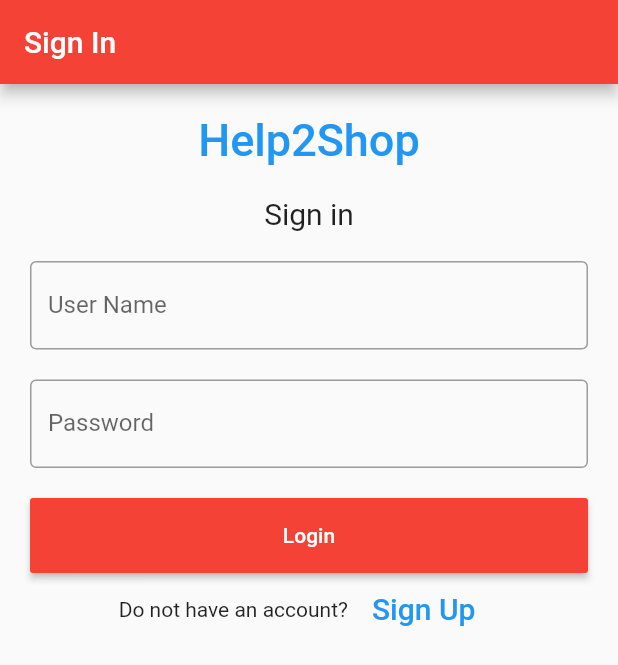
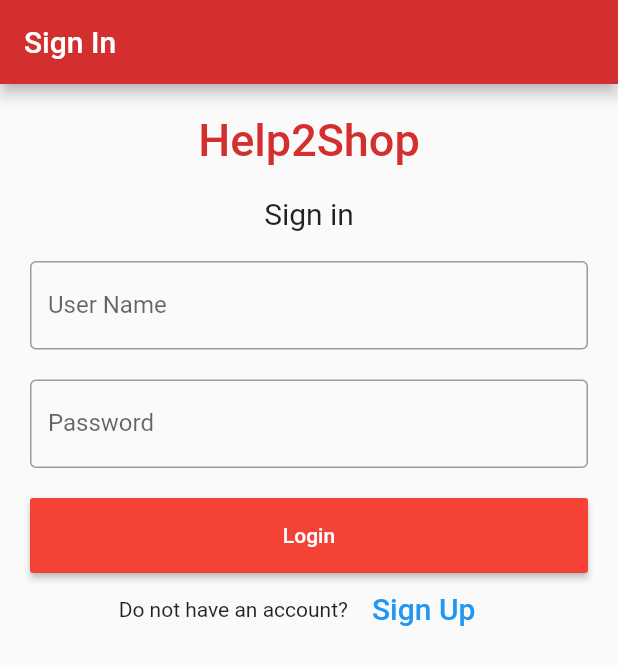
Before and after one commit to SamhithKakarla/Help2Shop, a Flutter app: the screen it shows after launch, on a phone screen of 412 x 824 dp. Shown: the top 665 px of the screen. Run offline on Flutter 3.47's test engine with Material 2 defaults, Android fonts, the phone set to English and light mode, and no system bars.

Commit message:
change color stuff

```diff
--- a/lib/main.dart
+++ b/lib/main.dart
@@ -341,7 +341,7 @@ class _State extends State<Home> {
     return Scaffold(
         appBar: AppBar(
           title: Text('Sign In'),
-          backgroundColor: Colors.red,
+          backgroundColor: Colors.red[700],
         ),
         body: Padding(
             padding: EdgeInsets.all(10),
@@ -353,7 +353,7 @@ class _State extends State<Home> {
                     child: Text(
                       'Help2Shop',
                       style: TextStyle(
-                          color: Colors.blue,
+                          color: Colors.red[700],
                           fontWeight: FontWeight.w500,
                           fontSize: 30),
                     )),
```
